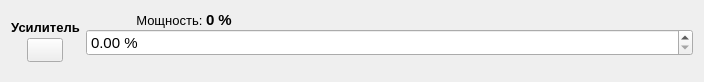
Old version of the form amplifier_all_panel.ui in the repository bulkanul/EVO_YFL_1064_GUI_coherent2.
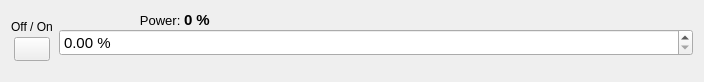
New version of the form. Icons and pictures are not drawn.

Patch:
```diff
--- a/amplifier_all_panel.ui
+++ b/amplifier_all_panel.ui
@@ -35,27 +35,15 @@
      <item>
       <layout class="QVBoxLayout" name="verticalLayout_3">
        <item>
-        <widget class="QLabel" name="label_4">
-         <property name="sizePolicy">
-          <sizepolicy hsizetype="Minimum" vsizetype="Preferred">
-           <horstretch>0</horstretch>
-           <verstretch>0</verstretch>
-          </sizepolicy>
-         </property>
-         <property name="font">
-          <font>
-           <family>Arial</family>
-           <pointsize>10</pointsize>
-           <weight>75</weight>
-           <bold>true</bold>
-          </font>
-         </property>
-         <property name="text">
-          <string>Усилитель</string>
-         </property>
+        <layout class="QVBoxLayout" name="layout_onoff_all_amp">
+         <item>
+          <widget class="QLabel" name="label_onoff_all_amp">
          <property name="alignment">
           <set>Qt::AlignCenter</set>
          </property>
+           <property name="text">
+            <string>Off / On</string>
+           </property>
         </widget>
        </item>
        <item>
@@ -111,6 +99,8 @@
        </item>
       </layout>
      </item>
+      </layout>
+     </item>
      <item>
       <spacer name="verticalSpacer">
        <property name="orientation">
@@ -246,7 +236,7 @@
         </font>
        </property>
        <property name="text">
-        <string>Мощность: </string>
+        <string>Power: </string>
        </property>
        <property name="alignment">
         <set>Qt::AlignRight|Qt::AlignTrailing|Qt::AlignVCenter</set>
```
Lines whose indentation alone changed are shown as unchanged.
